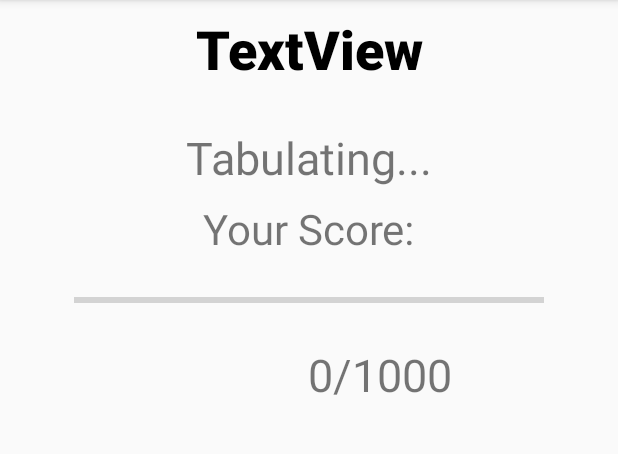
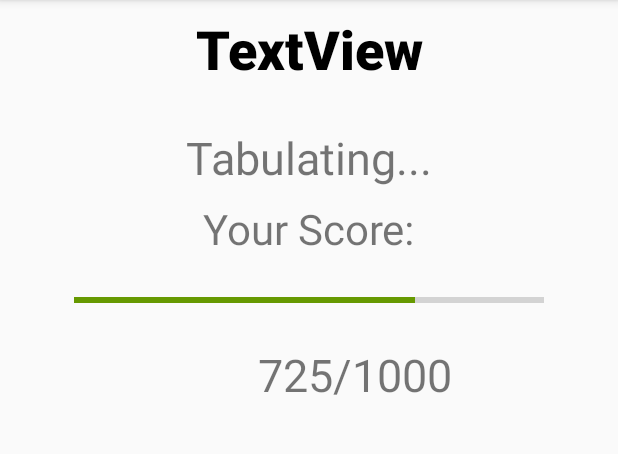
Before and after one commit to WeatheRay/colorHunt, an Android app: the Results screen opened directly, with no data from a screen before it, on a phone screen of 412 x 824 dp, the part 84-538 px from its top. Run offline under Robolectric (Android 15) with nearby library versions, the phone set to English and light mode, and no system bars; 2 statements that could not run were skipped.

Commit message:
added animation pt1.

```diff
--- a/app/src/main/java/colorhuntcompany/colorhunt/Results.java
+++ b/app/src/main/java/colorhuntcompany/colorhunt/Results.java
@@ -7,6 +7,7 @@ import android.support.v7.app.AppCompatActivity;
 import android.os.Bundle;
 import android.util.Log;
 import android.view.View;
+import android.widget.ImageView;
 import android.widget.ProgressBar;
 import android.widget.TextView;
 
@@ -26,9 +27,12 @@ public class Results extends AppCompatActivity {
         setContentView(R.layout.activity_results);
         //TODO: create and set global variable targetcolor
         String picturePath = getFilesDir().toString() + "image.jpeg";
-
-        int target = BitmapFactory.decodeFile(getFilesDir()+"target.jpeg").getPixel(0,0);
-
+        ImageView v = findViewById(R.id.target_imageview);
+        v.setImageBitmap(BitmapFactory.decodeFile(getFilesDir()+"target.jpeg"));
+        //int target = BitmapFactory.decodeFile(getFilesDir()+"target.jpeg").getPixel(0,0);
+        int target = 0;
+        //v =  findViewById(R.id.closest_imageview);
+        //v.setImageBitmap(BitmapFactory.decodeFile(picturePath));
         ProcessResult(target, ColorSearch(BitmapFactory.decodeFile(picturePath)));
 
     }
@@ -60,7 +64,7 @@ public class Results extends AppCompatActivity {
             int R=red(color);
             int G = green(color);
             int B = blue(color);
-            int score = (Math.abs(targetR-R)+Math.abs(targetB-B)+Math.abs(target));
+            int score = (Math.abs(targetR-R)+Math.abs(targetB-B)+Math.abs(targetG-G));
             scores.add((765-score)*1000/765);
         }
         Log.i("SCORES", scores.toString());
@@ -75,32 +79,41 @@ public class Results extends AppCompatActivity {
             }
         }
         //TODO: remove the hard coding here
-        final int bestf = 150;
+        final int bestf = 725;
         //TODO: Write a pass fail condition for a color being too far away or not
-        TextView test = findViewById(R.id.textView8);
-        test.setVisibility(View.INVISIBLE);
-
-        CountDownTimer t = new CountDownTimer(100*best/5, 100) {
+        final int SPEED = 100;
+        final int INCREMENT = 20;
+        CountDownTimer t = new CountDownTimer(SPEED*best/INCREMENT, SPEED) {
             public int counted = 0;
             @Override
             public void onTick(long millisUntilFinished) {
+
                 ProgressBar p = findViewById(R.id.progressBar);
-                if(bestf-counted >=5)
+                TextView t = findViewById(R.id.textView7);
+                if(bestf-counted >=INCREMENT)
                 {
 
-                    p.setProgress(p.getProgress()+5);
-                    counted+=5;
+                    p.setProgress(p.getProgress()+INCREMENT);
+                    counted+=INCREMENT;
+                    t.setText(counted+"/1000");
                 }
-                else {
-                    p.setProgress(p.getProgress() + bestf - counted);
-                    counted = bestf;
-                }
-                TextView t = findViewById(R.id.textView7);
-                t.setText(counted+"/1000");
+
+
             }
 
             @Override
             public void onFinish() {
+                ProgressBar p = findViewById(R.id.progressBar);
+                    p.setProgress(bestf);
+                    counted = bestf;
+
+                TextView t = findViewById(R.id.textView7);
+                t.setText(counted+"/1000");
+
+
+
+
+
 
             }
         }.start();
--- a/app/src/main/res/layout/activity_results.xml
+++ b/app/src/main/res/layout/activity_results.xml
@@ -103,6 +103,7 @@
         android:text="0/1000"
         android:textAlignment="textEnd"
         android:textSize="30sp"
+        android:visibility="visible"
         app:layout_constraintEnd_toEndOf="parent"
         app:layout_constraintStart_toStartOf="parent"
         app:layout_constraintTop_toBottomOf="@+id/progressBar" />
```
